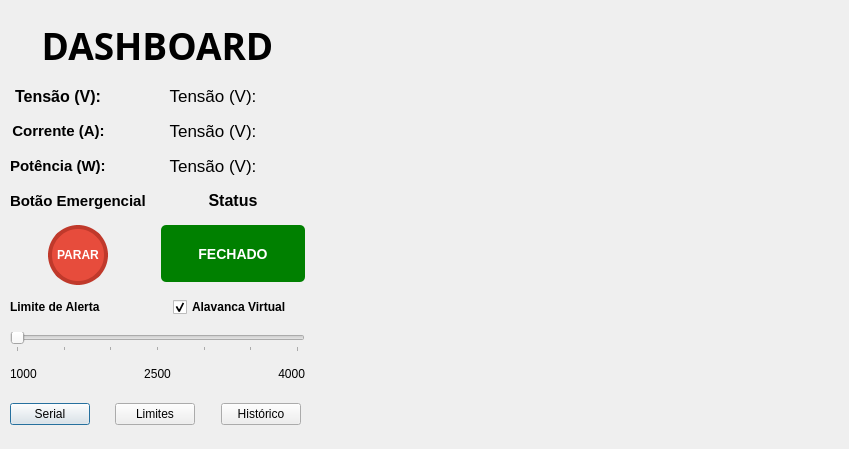
First picture: the form in ui/dashboard.ui, repository bezerrasz/Almondega, before the edit.
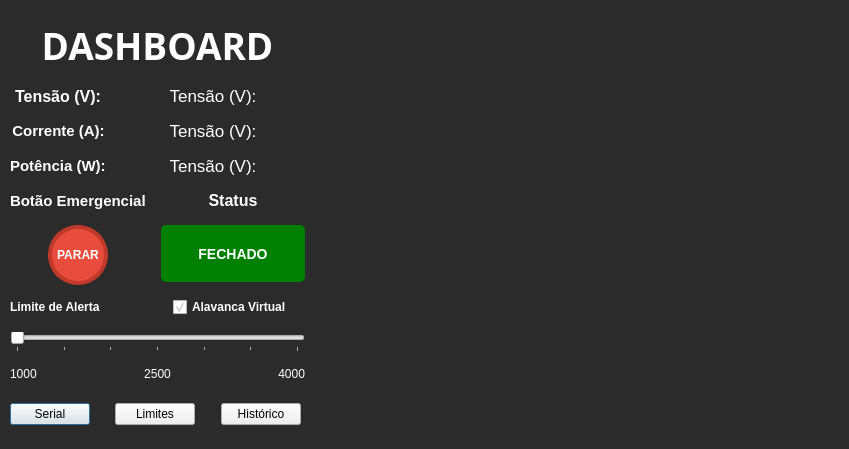
Second picture: the form after the edit.

Commit message: Fix: Fundo da Dashboard configurado ao padrão escuro.

Diff of the .ui file:
```diff
--- a/ui/dashboard.ui
+++ b/ui/dashboard.ui
@@ -13,6 +13,17 @@
   <property name="windowTitle">
    <string>Dialog</string>
   </property>
+  <property name="styleSheet">
+   <string notr="true">/* Fundo Escuro  Letras brancas*/
+QDialog {
+    background-color: #2b2b2b;
+	color: #ffffff;
+}
+
+QLabel, QCheckBox {
+    color: #ffffff;
+}</string>
+  </property>
   <widget class="QWidget" name="layoutWidget">
    <property name="geometry">
     <rect>
```
The commit also changes 3 other files.
